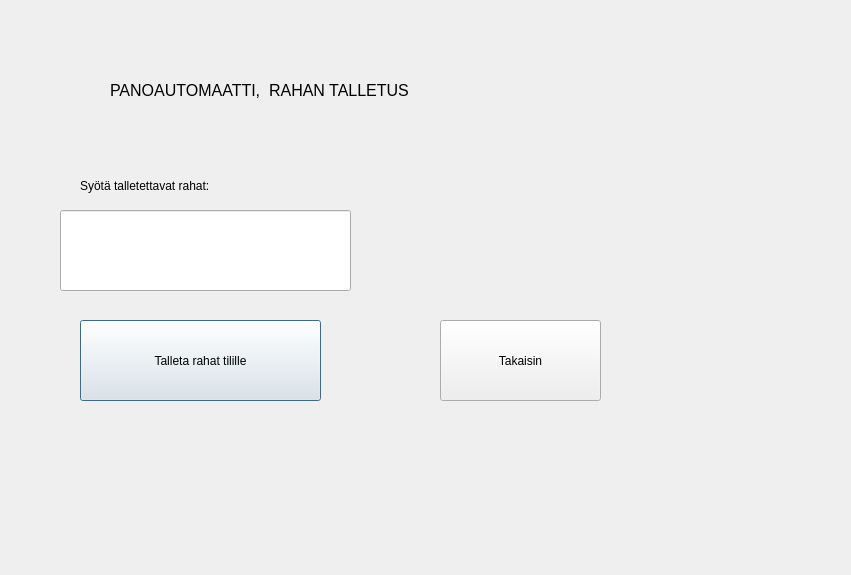
tvt21kmo-bank-project/group_8, file bankautomat/talletarahaa.ui: the form before one commit.
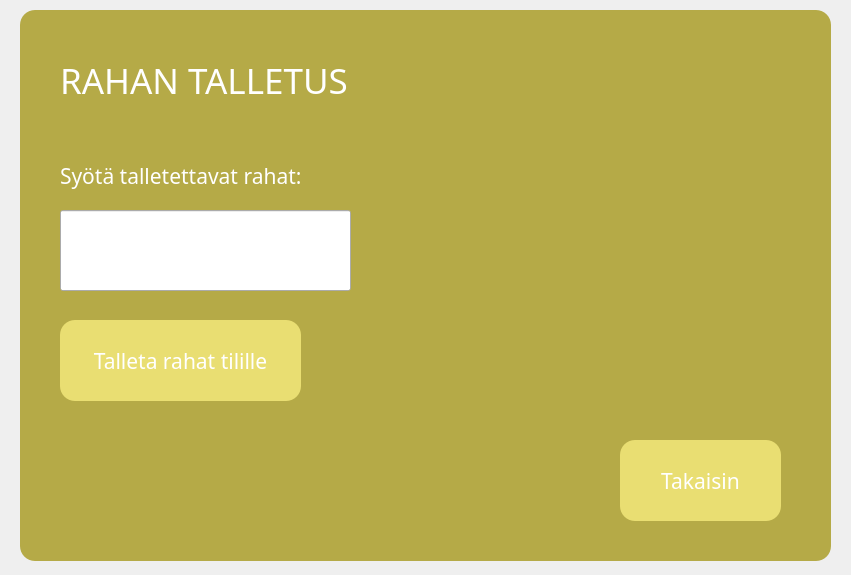
The form after the commit.

```diff
--- a/bankautomat/talletarahaa.ui
+++ b/bankautomat/talletarahaa.ui
@@ -13,24 +13,39 @@
   <property name="windowTitle">
    <string>Dialog</string>
   </property>
-  <widget class="QLabel" name="Otsikko">
-   <property name="geometry">
-    <rect>
-     <x>110</x>
-     <y>40</y>
-     <width>841</width>
-     <height>101</height>
-    </rect>
-   </property>
-   <property name="font">
-    <font>
-     <pointsize>12</pointsize>
-    </font>
-   </property>
-   <property name="text">
-    <string>PANOAUTOMAATTI,  RAHAN TALLETUS</string>
-   </property>
-  </widget>
+  <property name="styleSheet">
+   <string notr="true">QLabel
+{
+font: century gothic;
+color:white;
+}
+QPushButton
+{
+background:#e9de72;
+border-radius:60px;
+
+}
+QPushButton
+{
+color:white;
+border-radius:15px;
+}
+QFrame
+{
+background:#b5aa47;
+border-radius:15px;
+}
+QTextEdit
+{
+font: century gothic;
+color:white;
+}
+QLineEdit
+{
+font: century gothic;
+color:black;
+}</string>
+  </property>
   <widget class="QLineEdit" name="lineEditRahat">
    <property name="geometry">
     <rect>
@@ -42,7 +57,10 @@
    </property>
    <property name="font">
     <font>
-     <pointsize>12</pointsize>
+     <family>gothic</family>
+     <weight>50</weight>
+     <italic>false</italic>
+     <bold>false</bold>
     </font>
    </property>
    <property name="styleSheet">
@@ -52,39 +70,13 @@
     <set>Qt::AlignCenter</set>
    </property>
   </widget>
-  <widget class="QLabel" name="labelSyotaRahat">
-   <property name="geometry">
-    <rect>
-     <x>80</x>
-     <y>170</y>
-     <width>291</width>
-     <height>31</height>
-    </rect>
-   </property>
-   <property name="text">
-    <string>Syötä talletettavat rahat:</string>
-   </property>
-  </widget>
-  <widget class="QPushButton" name="btnTalleta">
-   <property name="geometry">
-    <rect>
-     <x>80</x>
-     <y>320</y>
-     <width>241</width>
-     <height>81</height>
-    </rect>
-   </property>
-   <property name="text">
-    <string>Talleta rahat tilille</string>
-   </property>
-  </widget>
   <widget class="QLabel" name="labelIlmoitukset">
    <property name="geometry">
     <rect>
      <x>390</x>
      <y>210</y>
-     <width>441</width>
-     <height>91</height>
+     <width>431</width>
+     <height>81</height>
     </rect>
    </property>
    <property name="text">
@@ -94,19 +86,113 @@
     <set>Qt::AlignLeading|Qt::AlignLeft|Qt::AlignTop</set>
    </property>
   </widget>
-  <widget class="QPushButton" name="btnTakaisin">
+  <widget class="QFrame" name="frame">
    <property name="geometry">
     <rect>
-     <x>440</x>
-     <y>320</y>
-     <width>161</width>
-     <height>81</height>
+     <x>20</x>
+     <y>10</y>
+     <width>811</width>
+     <height>551</height>
     </rect>
    </property>
-   <property name="text">
-    <string>Takaisin</string>
+   <property name="frameShape">
+    <enum>QFrame::StyledPanel</enum>
    </property>
+   <property name="frameShadow">
+    <enum>QFrame::Raised</enum>
+   </property>
+   <widget class="QLabel" name="Otsikko">
+    <property name="geometry">
+     <rect>
+      <x>40</x>
+      <y>20</y>
+      <width>471</width>
+      <height>101</height>
+     </rect>
+    </property>
+    <property name="font">
+     <font>
+      <family>gothic</family>
+      <pointsize>26</pointsize>
+      <weight>50</weight>
+      <italic>false</italic>
+      <bold>false</bold>
+     </font>
+    </property>
+    <property name="text">
+     <string>RAHAN TALLETUS</string>
+    </property>
+   </widget>
+   <widget class="QPushButton" name="btnTalleta">
+    <property name="geometry">
+     <rect>
+      <x>40</x>
+      <y>310</y>
+      <width>241</width>
+      <height>81</height>
+     </rect>
+    </property>
+    <property name="font">
+     <font>
+      <family>gothic</family>
+      <pointsize>16</pointsize>
+      <weight>50</weight>
+      <italic>false</italic>
+      <bold>false</bold>
+     </font>
+    </property>
+    <property name="text">
+     <string>Talleta rahat tilille</string>
+    </property>
+   </widget>
+   <widget class="QPushButton" name="btnTakaisin">
+    <property name="geometry">
+     <rect>
+      <x>600</x>
+      <y>430</y>
+      <width>161</width>
+      <height>81</height>
+     </rect>
+    </property>
+    <property name="font">
+     <font>
+      <family>gothic</family>
+      <pointsize>16</pointsize>
+      <weight>50</weight>
+      <italic>false</italic>
+      <bold>false</bold>
+     </font>
+    </property>
+    <property name="text">
+     <string>Takaisin</string>
+    </property>
+   </widget>
+   <widget class="QLabel" name="labelSyotaRahat">
+    <property name="geometry">
+     <rect>
+      <x>40</x>
+      <y>150</y>
+      <width>291</width>
+      <height>31</height>
+     </rect>
+    </property>
+    <property name="font">
+     <font>
+      <family>gothic</family>
+      <pointsize>16</pointsize>
+      <weight>50</weight>
+      <italic>false</italic>
+      <bold>false</bold>
+     </font>
+    </property>
+    <property name="text">
+     <string>Syötä talletettavat rahat:</string>
+    </property>
+   </widget>
   </widget>
+  <zorder>frame</zorder>
+  <zorder>lineEditRahat</zorder>
+  <zorder>labelIlmoitukset</zorder>
  </widget>
  <resources/>
  <connections/>
```
